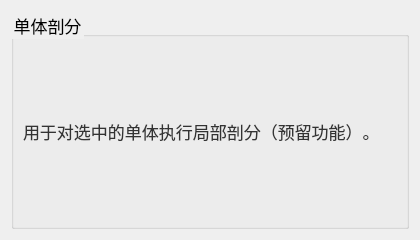
Old version of the form plugins/Base_Mesh/MeshSingleMeshingWidget.ui in the repository asd977/base_cae.
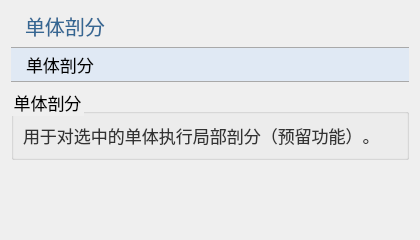
New version of the form. Icons and pictures are not drawn.

What changed in the file:
```diff
--- a/plugins/Base_Mesh/MeshSingleMeshingWidget.ui
+++ b/plugins/Base_Mesh/MeshSingleMeshingWidget.ui
@@ -107,6 +107,20 @@
 </string>
   </property>
   <layout class="QVBoxLayout" name="verticalLayout">
+   <item>
+    <widget class="QLabel" name="pageNameLabel">
+     <property name="text">
+      <string>单体剖分</string>
+     </property>
+    </widget>
+   </item>
+   <item>
+    <widget class="QPushButton" name="pushButton">
+     <property name="text">
+      <string>单体剖分</string>
+     </property>
+    </widget>
+   </item>
    <item>
     <widget class="QGroupBox" name="groupBox">
      <property name="title"><string>单体剖分</string></property>
@@ -119,6 +133,19 @@
      </layout>
     </widget>
    </item>
+   <item>
+    <spacer name="verticalSpacer">
+     <property name="orientation">
+      <enum>Qt::Vertical</enum>
+     </property>
+     <property name="sizeHint" stdset="0">
+      <size>
+       <width>20</width>
+       <height>40</height>
+      </size>
+     </property>
+    </spacer>
+   </item>
   </layout>
  </widget>
  <resources/>
```
